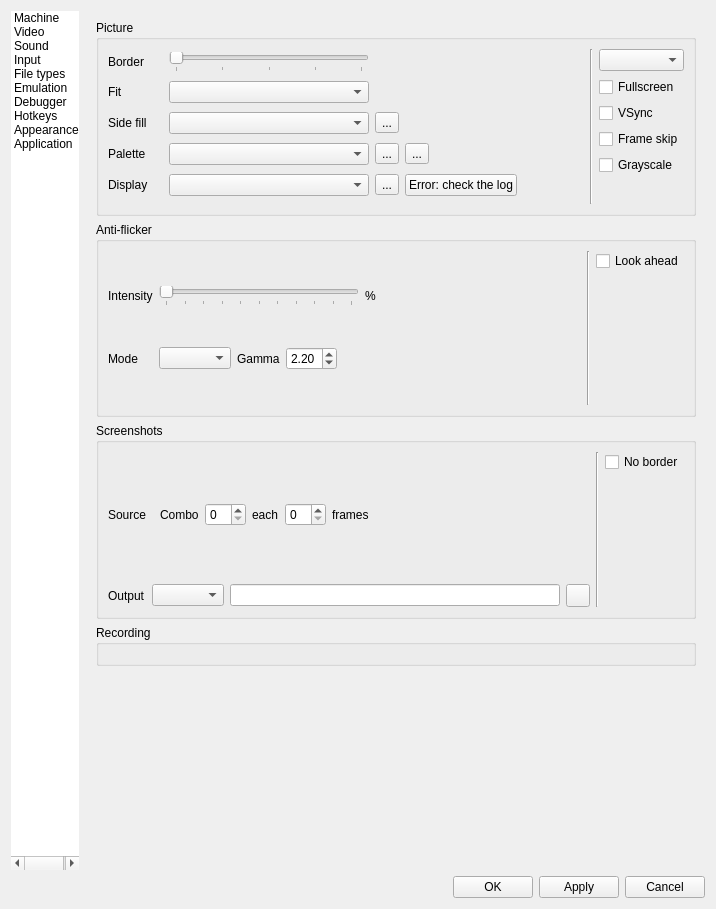
Volutar/xpeccy-plus, file ui/setupwin.ui: the form before one commit.
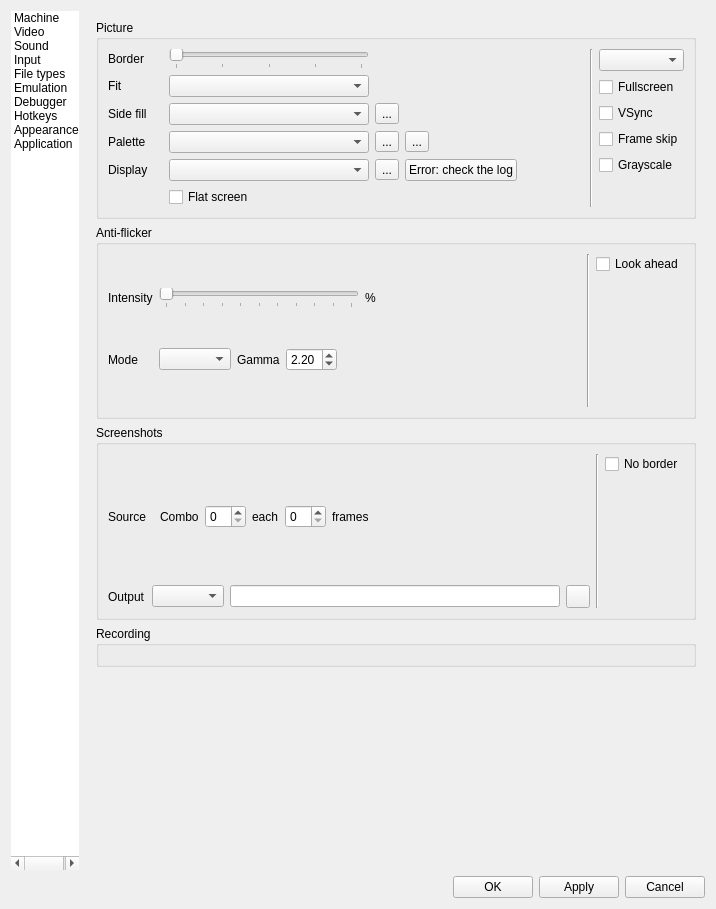
The form after the commit. The open tabs and pages were chosen to show the change. Icons and pictures are not drawn. Custom widgets are drawn as their Qt base class.

Commit message:
display: Flat screen (View > Display, Options), on at first - a shader's flat knobs 0 in every look unless turned in it; a reset icon beside each turned knob of the sheet
A shader names them with a 'flat NAME ...' line (crt.txt: Curvature, Corners, Vignette); config key shader.flat.

```diff
--- a/ui/setupwin.ui
+++ b/ui/setupwin.ui
@@ -1571,6 +1571,13 @@
                  </item>
                 </layout>
                </item>
+               <item row="5" column="1" colspan="2">
+                <widget class="QCheckBox" name="cbFlatScreen">
+                 <property name="text">
+                  <string>Flat screen</string>
+                 </property>
+                </widget>
+               </item>
                </layout>
               </item>
               <item>
```
The commit also changes 12 other files.
